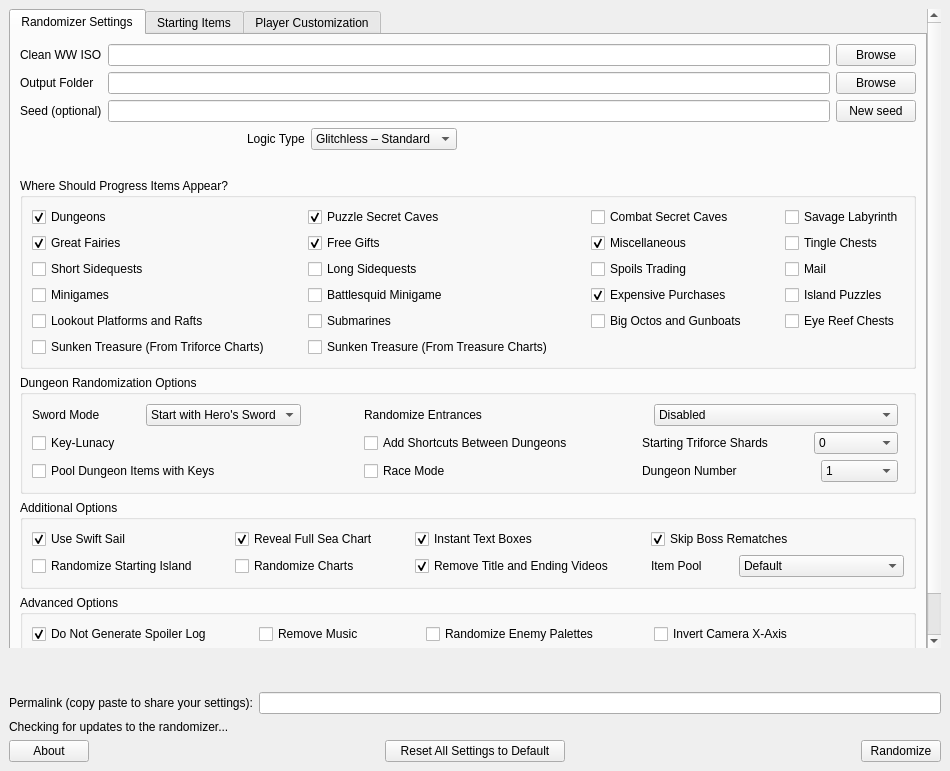
This is wwr_ui/randomizer_window.ui in wooferzfg/wwrando as Qt 5 draws it before an edit. The edited form follows.
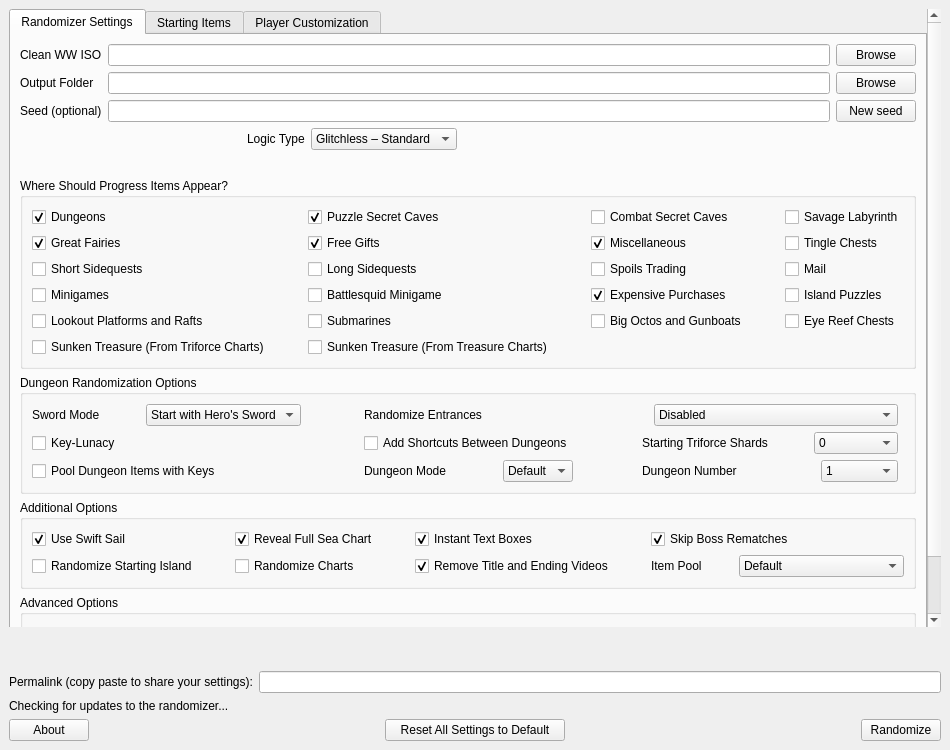
This is the edited form.

Commit message:
Changed race moode to dungeon mode, set up for plando and other stuff
Also reorganized seedgen data

```diff
--- a/wwr_ui/randomizer_window.ui
+++ b/wwr_ui/randomizer_window.ui
@@ -7,7 +7,7 @@
     <x>0</x>
     <y>0</y>
     <width>950</width>
-    <height>771</height>
+    <height>750</height>
    </rect>
   </property>
   <property name="windowTitle">
@@ -28,8 +28,8 @@
         <rect>
          <x>0</x>
          <y>0</y>
-         <width>932</width>
-         <height>637</height>
+         <width>944</width>
+         <height>753</height>
         </rect>
        </property>
        <layout class="QVBoxLayout" name="verticalLayout_4">
@@ -460,6 +460,52 @@
                <string>Dungeon Randomization Options</string>
               </property>
               <layout class="QGridLayout" name="gridLayout_3">
+               <item row="2" column="2">
+                <layout class="QHBoxLayout" name="layout_for_race_mode">
+                 <item>
+                  <widget class="QLabel" name="label_for_race_mode">
+                   <property name="text">
+                    <string>Dungeon Mode</string>
+                   </property>
+                  </widget>
+                 </item>
+                 <item>
+                  <spacer name="spacer_for_race_mode">
+                   <property name="orientation">
+                    <enum>Qt::Horizontal</enum>
+                   </property>
+                   <property name="sizeHint" stdset="0">
+                    <size>
+                     <width>40</width>
+                     <height>20</height>
+                    </size>
+                   </property>
+                  </spacer>
+                 </item>
+                 <item>
+                  <widget class="QComboBox" name="race_mode">
+                   <property name="currentIndex">
+                    <number>0</number>
+                   </property>
+                   <item>
+                    <property name="text">
+                     <string>Default</string>
+                    </property>
+                   </item>
+                   <item>
+                    <property name="text">
+                     <string>Mixed</string>
+                    </property>
+                   </item>
+                   <item>
+                    <property name="text">
+                     <string>Race</string>
+                    </property>
+                   </item>
+                  </widget>
+                 </item>
+                </layout>
+               </item>
                <item row="2" column="4">
                 <layout class="QHBoxLayout" name="layout_for_num_dungeon_race_mode">
                  <item>
@@ -541,13 +587,6 @@
                  </item>
                 </layout>
                </item>
-               <item row="2" column="2">
-                <widget class="QCheckBox" name="race_mode">
-                 <property name="text">
-                  <string>Race Mode</string>
-                 </property>
-                </widget>
-               </item>
                <item row="1" column="4">
                 <layout class="QHBoxLayout" name="layout_for_starting_triforce_shards">
                  <item>
```
Left out of the diff: 14 changed lines with no effect on the pictures. The commit also changes 12 other files.
